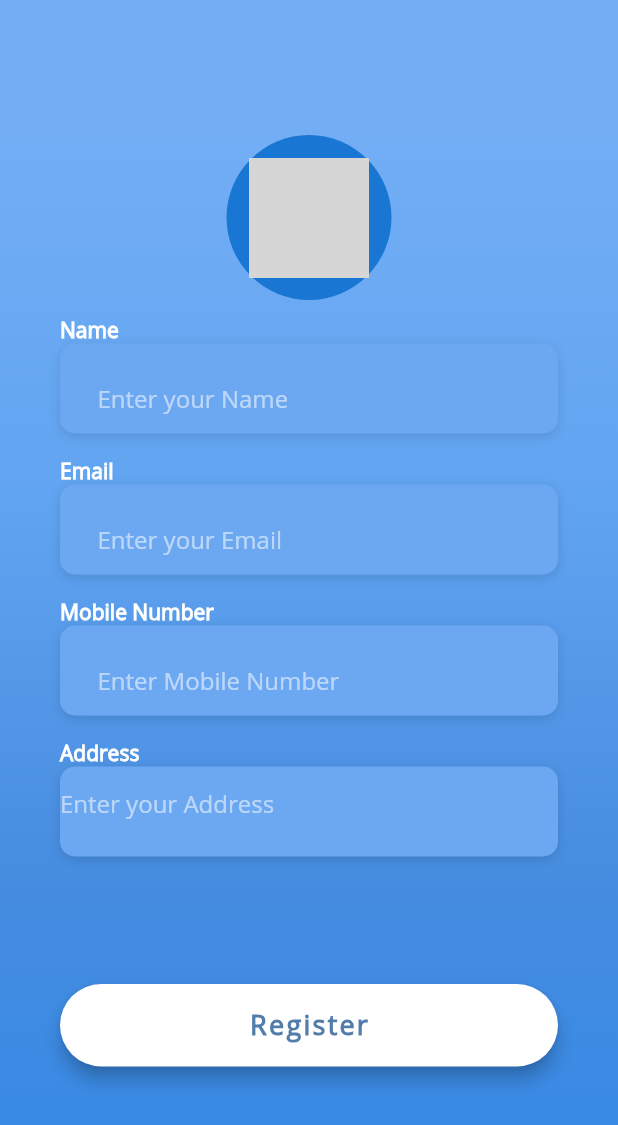
After one commit to heyhemant/easy_trading, a Flutter app: the UserRegistrationScreen screen opened directly, on a phone screen of 412 x 824 dp. The commit adds this screen. Shown: the top 1125 px of the screen. Run offline on Flutter 3.47's test engine with Material 2 defaults, Android fonts, the phone set to English and light mode, and no system bars; our stand-ins replace cloud_firestore, curved_navigation_bar, dio, firebase_auth, firebase_storage, google_fonts and 3 more; missing offline and left inert: slide_to_confirm, slimy_card; accounts and stored records are empty; network calls fail; grey boxes are pictures that could not be loaded.

Commit message:
Minor Changes

```diff
--- a/lib/main.dart
+++ b/lib/main.dart
@@ -6,7 +6,6 @@ void main() async {
 }
 
 class MyApp extends StatelessWidget {
-  @override
   Widget build(BuildContext context) {
     return MaterialApp(
       debugShowCheckedModeBanner: false,
--- /dev/null
+++ b/lib/models/user_data.dart
@@ -0,0 +1,5 @@
+class UserData {
+  String name, pic, email, address, mobile;
+
+  UserData(this.name, this.pic, this.email, this.address, this.mobile);
+}
--- /dev/null
+++ b/lib/pages/UserRegister.dart
@@ -0,0 +1,362 @@
+import 'dart:io';
+
+import 'package:demo_stock/models/user_data.dart';
+import 'package:demo_stock/pages/navigation.dart';
+import 'package:demo_stock/services/databaseservices.dart';
+import 'package:firebase_storage/firebase_storage.dart';
+import 'package:demo_stock/Login%20and%20Signup/constants.dart';
+import 'package:image_picker/image_picker.dart';
+import 'package:firebase_auth/firebase_auth.dart';
+
+import 'package:flutter/material.dart';
+import 'package:flutter/services.dart';
+
+class UserRegistrationScreen extends StatefulWidget {
+  @override
+  _UserRegistrationScreenState createState() => _UserRegistrationScreenState();
+}
+
+class _UserRegistrationScreenState extends State<UserRegistrationScreen> {
+  TextEditingController _email = TextEditingController();
+  TextEditingController _mobile = TextEditingController();
+  TextEditingController _name = TextEditingController();
+  TextEditingController _add = TextEditingController();
+  bool email = false;
+  bool mobile = false;
+  String image = '';
+  FirebaseAuth auth = FirebaseAuth.instance;
+  final GlobalKey<FormState> _formKey = GlobalKey<FormState>();
+
+  File _image = null;
+  String url;
+
+  final picker = ImagePicker();
+
+  StorageUploadTask _uploadTask;
+  final FirebaseStorage _storage =
+      FirebaseStorage(storageBucket: 'gs://easy-trade-e106b.appspot.com');
+
+  void _startUpload(String uid) async {
+    String filePath = '$uid.jpeg';
+
+    setState(() {
+      _uploadTask = _storage.ref().child(filePath).putFile(_image);
+      if (_uploadTask.isInProgress) CircularProgressIndicator();
+      _storage.ref().getDownloadURL().then((value) => print(value));
+    });
+    image = await (await _uploadTask.onComplete).ref.getDownloadURL();
+  }
+
+  Future getImage() async {
+    FirebaseUser user = await FirebaseAuth.instance.currentUser();
+    final pickedFile = await picker.getImage(source: ImageSource.gallery);
+    setState(() {
+      if (pickedFile != null) {
+        _image = File(pickedFile.path);
+        _startUpload(user.uid);
+        print(_image.path);
+      } else {
+        print('No image selected.');
+      }
+    });
+  }
+
+  Widget _buildEmailTF() {
+    return Column(
+      crossAxisAlignment: CrossAxisAlignment.start,
+      children: <Widget>[
+        Text(
+          'Email',
+          style: kLabelStyle,
+        ),
+        Container(
+          alignment: Alignment.centerLeft,
+          decoration: kBoxDecorationStyle,
+          height: 60.0,
+          child: TextField(
+            readOnly: email,
+            controller: _email,
+            keyboardType: TextInputType.emailAddress,
+            style: TextStyle(
+              color: Colors.white,
+              fontFamily: 'OpenSans',
+            ),
+            decoration: InputDecoration(
+              border: InputBorder.none,
+              contentPadding: EdgeInsets.only(top: 14.0),
+              hintText: 'Enter your Email',
+              prefix: SizedBox(
+                width: 25,
+              ),
+              hintStyle: kHintTextStyle,
+            ),
+          ),
+        ),
+        SizedBox(height: 15.0),
+      ],
+    );
+  }
+
+  Widget _buildNameTF() {
+    return Column(
+      crossAxisAlignment: CrossAxisAlignment.start,
+      children: <Widget>[
+        Text(
+          'Name',
+          style: kLabelStyle,
+        ),
+        Container(
+          alignment: Alignment.centerLeft,
+          decoration: kBoxDecorationStyle,
+          height: 60.0,
+          child: TextField(
+            controller: _name,
+            style: TextStyle(
+              color: Colors.white,
+              fontFamily: 'OpenSans',
+            ),
+            decoration: InputDecoration(
+              prefix: SizedBox(
+                width: 25,
+              ),
+              border: InputBorder.none,
+              contentPadding: EdgeInsets.only(top: 14.0),
+              hintText: 'Enter your Name',
+              hintStyle: kHintTextStyle,
+            ),
+          ),
+        ),
+        SizedBox(height: 15.0),
+      ],
+    );
+  }
+
+  Widget _buildMobileTF() {
+    return Column(
+      crossAxisAlignment: CrossAxisAlignment.start,
+      children: <Widget>[
+        Text(
+          'Mobile Number',
+          style: kLabelStyle,
+        ),
+        Container(
+          alignment: Alignment.centerLeft,
+          decoration: kBoxDecorationStyle,
+          height: 60.0,
+          child: TextField(
+            readOnly: mobile,
+            keyboardType: TextInputType.phone,
+            controller: _mobile,
+            style: TextStyle(
+              color: Colors.white,
+              fontFamily: 'OpenSans',
+            ),
+            decoration: InputDecoration(
+              border: InputBorder.none,
+              contentPadding: EdgeInsets.only(top: 14.0),
+              prefix: SizedBox(
+                width: 25,
+              ),
+              hintText: 'Enter Mobile Number',
+              hintStyle: kHintTextStyle,
+            ),
+          ),
+        ),
+        SizedBox(
+          height: 15,
+        )
+      ],
+    );
+  }
+
+  Widget _buildaddressTF() {
+    return Column(
+      crossAxisAlignment: CrossAxisAlignment.start,
+      children: <Widget>[
+        Text(
+          'Address',
+          style: kLabelStyle,
+        ),
+        Container(
+          alignment: Alignment.centerLeft,
+          decoration: kBoxDecorationStyle,
+          height: 60.0,
+          child: TextField(
+            maxLines: 5,
+            controller: _add,
+            style: TextStyle(
+              color: Colors.white,
+              fontFamily: 'OpenSans',
+            ),
+            decoration: InputDecoration(
+              border: InputBorder.none,
+              contentPadding: EdgeInsets.only(top: 14.0),
+              hintText: 'Enter your Address',
+              hintStyle: kHintTextStyle,
+            ),
+          ),
+        ),
+        SizedBox(
+          height: 15,
+        )
+      ],
+    );
+  }
+
+  Widget form() {
+    return Form(
+      key: _formKey,
+      child: Column(
+        children: <Widget>[
+          _buildNameTF(),
+          _buildEmailTF(),
+          _buildMobileTF(),
+          _buildaddressTF(),
+          SizedBox(
+            height: 20,
+          ),
+        ],
+      ),
+    );
+  }
+
+  Widget _buildUserRegistrationBtn() {
+    return Container(
+      padding: EdgeInsets.symmetric(vertical: 25.0),
+      width: double.infinity,
+      child: RaisedButton(
+        elevation: 5.0,
+        onPressed: () async {
+          try {
+            FirebaseUser _user;
+            if ((image != '' || image != null) &&
+                _name.text != '' &&
+                _email.text != '' &&
+                _mobile.text != '' &&
+                _add.text != '') {
+              UserData data = UserData(
+                  _name.text, image, _email.text, _add.text, _mobile.text);
+              DatabaseServices().addUser(data);
+              Navigator.pushReplacement(context,
+                  MaterialPageRoute(builder: (context) => NavigationBar()));
+            } else {
+              showDialog(
+                  context: context,
+                  barrierDismissible: false,
+                  builder: (contex) => AlertDialog(
+                        title: Text('Error'),
+                        content: Text('Please Fill All Details'),
+                        actions: <Widget>[
+                          TextButton(
+                              onPressed: () async {
+                                Navigator.pop(contex);
+                              },
+                              child: Text('Ok')),
+                        ],
+                      ));
+            }
+          } catch (e) {}
+        },
+        padding: EdgeInsets.all(15.0),
+        shape: RoundedRectangleBorder(
+          borderRadius: BorderRadius.circular(30.0),
+        ),
+        color: Colors.white,
+        child: Text(
+          'Register',
+          style: TextStyle(
+            color: Color(0xFF527DAA),
+            letterSpacing: 1.5,
+            fontSize: 18.0,
+            fontWeight: FontWeight.bold,
+            fontFamily: 'OpenSans',
+          ),
+        ),
+      ),
+    );
+  }
+
+  @override
+  Widget build(BuildContext context) {
+    auth.currentUser().then((value) {
+      if (value.email != null && value.email != '') {
+        _email.text = value.email;
+        setState(() {
+          email = true;
+        });
+      }
+      if (value.phoneNumber != null && value.phoneNumber != '') {
+        _mobile.text = value.phoneNumber.toString();
+        setState(() {
+          mobile = true;
+        });
+      }
+    });
+    return Scaffold(
+      body: AnnotatedRegion<SystemUiOverlayStyle>(
+        value: SystemUiOverlayStyle.light,
+        child: GestureDetector(
+          onTap: () => FocusScope.of(context).unfocus(),
+          child: Stack(
+            children: <Widget>[
+              Container(
+                height: double.infinity,
+                width: double.infinity,
+                decoration: BoxDecoration(
+                  gradient: LinearGradient(
+                    begin: Alignment.topCenter,
+                    end: Alignment.bottomCenter,
+                    colors: [
+                      Color(0xFF73AEF5),
+                      Color(0xFF61A4F1),
+                      Color(0xFF478DE0),
+                      Color(0xFF398AE5),
+                    ],
+                    stops: [0.1, 0.4, 0.7, 0.9],
+                  ),
+                ),
+              ),
+              Container(
+                height: double.infinity,
+                child: SingleChildScrollView(
+                  physics: AlwaysScrollableScrollPhysics(),
+                  padding: EdgeInsets.symmetric(
+                    horizontal: 40.0,
+                    vertical: 90.0,
+                  ),
+                  child: Column(
+                    mainAxisAlignment: MainAxisAlignment.center,
+                    children: <Widget>[
+                      MaterialButton(
+                        child: CircleAvatar(
+                            radius: 55,
+                            child: _image == null
+                                ? Image.network(
+                                    'https://www.hotelkramervalencia.com/assets/themes/adminlte/bower_components/Ionicons/png/512/android-add-contact.png',
+                                    height: 80,
+                                  )
+                                : Image.network(
+                                    'https://www.getspini.com/wp-content/uploads/2019/11/x_icon_png_1542642_14466.png',
+                                    height: 80,
+                                  )),
+                        onPressed: () {
+                          getImage();
+                        },
+                      ),
+                      SizedBox(height: 10.0),
+                      form(),
+                      SizedBox(
+                        height: 25,
+                      ),
+                      _buildUserRegistrationBtn(),
+                    ],
+                  ),
+                ),
+              )
+            ],
+          ),
+        ),
+      ),
+    );
+  }
+}
--- a/lib/services/httpservice.dart
+++ b/lib/services/httpservice.dart
@@ -24,7 +24,7 @@ class HttpService {
     try {
       var dio = Dio();
       Response response = await dio.get(
-          'https://min-api.cryptocompare.com/data/v2/histoday?fsym=${coin.symbol.toUpperCase()}&tsym=USD&limit=15');
+          'https://min-api.cryptocompare.com/data/v2/histoday?fsym=${coin.symbol.toUpperCase()}&tsym=USD&limit=100');
       if (response.statusCode == 200) {
         Ohlc temp = Ohlc.fromJson(response.data);
         return getChartData(temp);
--- a/pubspec.yaml
+++ b/pubspec.yaml
@@ -40,8 +40,9 @@ dependencies:
   curved_navigation_bar: ^0.3.3
   slimy_card: ^1.0.4
   slide_to_confirm: ^0.0.7
-
-
+  connectivity: ^3.0.6
+  image_picker: ^0.6.5+3
+  firebase_storage: ^3.1.6
 
 dev_dependencies:
   json_to_model: 1.4.0
```
Also changed, not shown: lib/Login and Signup/loginpage.dart (+15 -4 lines), lib/pages/HomePage.dart (+12 -7 lines), lib/pages/details.dart (+14 -13 lines), lib/pages/landingpage.dart (+8 -1 lines), lib/pages/navigation.dart (+20 -0 lines), lib/pages/profilepage.dart (+16 -21 lines), lib/services/authsevices.dart (+71 -9 lines), lib/services/databaseservices.dart (+53 -0 lines), pubspec.lock, 20 other files.
